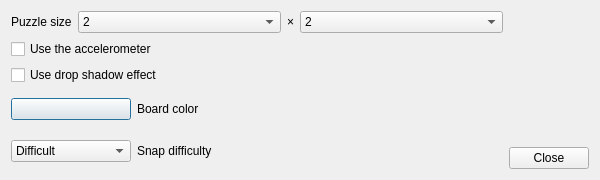
First picture: the form in settingsdialog.ui, repository Venemo/puzzle-master, before the edit.
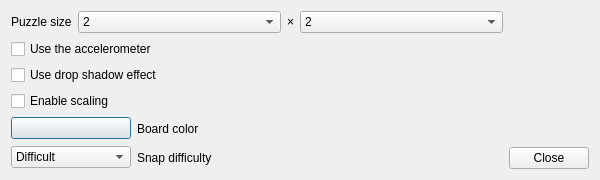
Second picture: the form after the edit.

Commit message: Scaling can be enabled or disabled

```diff
--- a/settingsdialog.ui
+++ b/settingsdialog.ui
@@ -217,6 +217,13 @@
        </property>
       </widget>
      </item>
+     <item>
+      <widget class="QCheckBox" name="chkEnableScaling">
+       <property name="text">
+        <string>Enable scaling</string>
+       </property>
+      </widget>
+     </item>
      <item>
       <layout class="QHBoxLayout" name="horizontalLayout_2">
        <item>
```
The commit also changes 3 other files.
